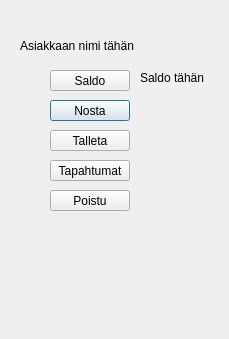
The window that bankautomat/bankui.ui (bank-2022/group17) describes before a commit, drawn with Qt 5.
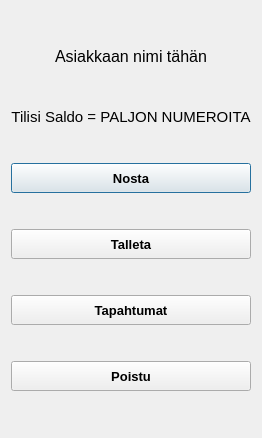
The same window after the commit.

The edit to the form file:
```diff
--- a/bankautomat/bankui.ui
+++ b/bankautomat/bankui.ui
@@ -6,104 +6,137 @@
    <rect>
     <x>0</x>
     <y>0</y>
-    <width>229</width>
-    <height>339</height>
+    <width>256</width>
+    <height>438</height>
    </rect>
   </property>
   <property name="windowTitle">
    <string>Dialog</string>
   </property>
-  <widget class="QPushButton" name="NostaBtn">
-   <property name="geometry">
-    <rect>
-     <x>50</x>
-     <y>100</y>
-     <width>80</width>
-     <height>21</height>
-    </rect>
-   </property>
-   <property name="text">
-    <string>Nosta</string>
-   </property>
-  </widget>
-  <widget class="QPushButton" name="TalletaBtn">
-   <property name="geometry">
-    <rect>
-     <x>50</x>
-     <y>130</y>
-     <width>80</width>
-     <height>21</height>
-    </rect>
-   </property>
-   <property name="text">
-    <string>Talleta</string>
-   </property>
-  </widget>
-  <widget class="QPushButton" name="SaldoBtn">
-   <property name="geometry">
-    <rect>
-     <x>50</x>
-     <y>70</y>
-     <width>80</width>
-     <height>21</height>
-    </rect>
-   </property>
-   <property name="text">
-    <string>Saldo</string>
-   </property>
-  </widget>
-  <widget class="QPushButton" name="PoistuBtn">
-   <property name="geometry">
-    <rect>
-     <x>50</x>
-     <y>190</y>
-     <width>80</width>
-     <height>21</height>
-    </rect>
-   </property>
-   <property name="text">
-    <string>Poistu</string>
-   </property>
-  </widget>
-  <widget class="QLabel" name="Asiakkaan_nimi_label">
-   <property name="geometry">
-    <rect>
-     <x>20</x>
-     <y>30</y>
-     <width>121</width>
-     <height>31</height>
-    </rect>
-   </property>
-   <property name="text">
-    <string>Asiakkaan nimi tähän</string>
-   </property>
-  </widget>
-  <widget class="QLabel" name="saldo_label">
-   <property name="geometry">
-    <rect>
-     <x>140</x>
-     <y>70</y>
-     <width>81</width>
-     <height>16</height>
-    </rect>
-   </property>
-   <property name="text">
-    <string>Saldo tähän</string>
-   </property>
-  </widget>
-  <widget class="QPushButton" name="TapahtumatBtn">
-   <property name="geometry">
-    <rect>
-     <x>50</x>
-     <y>160</y>
-     <width>80</width>
-     <height>21</height>
-    </rect>
-   </property>
-   <property name="text">
-    <string>Tapahtumat</string>
-   </property>
-  </widget>
+  <layout class="QVBoxLayout" name="verticalLayout">
+   <item>
+    <widget class="QLabel" name="Asiakkaan_nimi_label">
+     <property name="maximumSize">
+      <size>
+       <width>16777215</width>
+       <height>30</height>
+      </size>
+     </property>
+     <property name="font">
+      <font>
+       <pointsize>12</pointsize>
+      </font>
+     </property>
+     <property name="text">
+      <string>Asiakkaan nimi tähän</string>
+     </property>
+     <property name="alignment">
+      <set>Qt::AlignCenter</set>
+     </property>
+    </widget>
+   </item>
+   <item>
+    <widget class="QLabel" name="saldo_label">
+     <property name="maximumSize">
+      <size>
+       <width>16777215</width>
+       <height>20</height>
+      </size>
+     </property>
+     <property name="font">
+      <font>
+       <pointsize>11</pointsize>
+      </font>
+     </property>
+     <property name="text">
+      <string>Tilisi Saldo = PALJON NUMEROITA</string>
+     </property>
+     <property name="alignment">
+      <set>Qt::AlignCenter</set>
+     </property>
+    </widget>
+   </item>
+   <item>
+    <widget class="QPushButton" name="NostaBtn">
+     <property name="maximumSize">
+      <size>
+       <width>16777215</width>
+       <height>30</height>
+      </size>
+     </property>
+     <property name="font">
+      <font>
+       <pointsize>10</pointsize>
+       <weight>75</weight>
+       <bold>true</bold>
+      </font>
+     </property>
+     <property name="text">
+      <string>Nosta</string>
+     </property>
+    </widget>
+   </item>
+   <item>
+    <widget class="QPushButton" name="TalletaBtn">
+     <property name="maximumSize">
+      <size>
+       <width>16777215</width>
+       <height>30</height>
+      </size>
+     </property>
+     <property name="font">
+      <font>
+       <pointsize>10</pointsize>
+       <weight>75</weight>
+       <bold>true</bold>
+      </font>
+     </property>
+     <property name="text">
+      <string>Talleta</string>
+     </property>
+    </widget>
+   </item>
+   <item>
+    <widget class="QPushButton" name="TapahtumatBtn">
+     <property name="maximumSize">
+      <size>
+       <width>16777215</width>
+       <height>30</height>
+      </size>
+     </property>
+     <property name="font">
+      <font>
+       <pointsize>10</pointsize>
+       <weight>75</weight>
+       <bold>true</bold>
+      </font>
+     </property>
+     <property name="text">
+      <string>Tapahtumat</string>
+     </property>
+    </widget>
+   </item>
+   <item>
+    <widget class="QPushButton" name="PoistuBtn">
+     <property name="maximumSize">
+      <size>
+       <width>16777215</width>
+       <height>30</height>
+      </size>
+     </property>
+     <property name="font">
+      <font>
+       <pointsize>10</pointsize>
+       <weight>75</weight>
+       <bold>true</bold>
+      </font>
+     </property>
+     <property name="text">
+      <string>Poistu</string>
+     </property>
+    </widget>
+   </item>
+  </layout>
  </widget>
  <resources/>
  <connections/>
```
